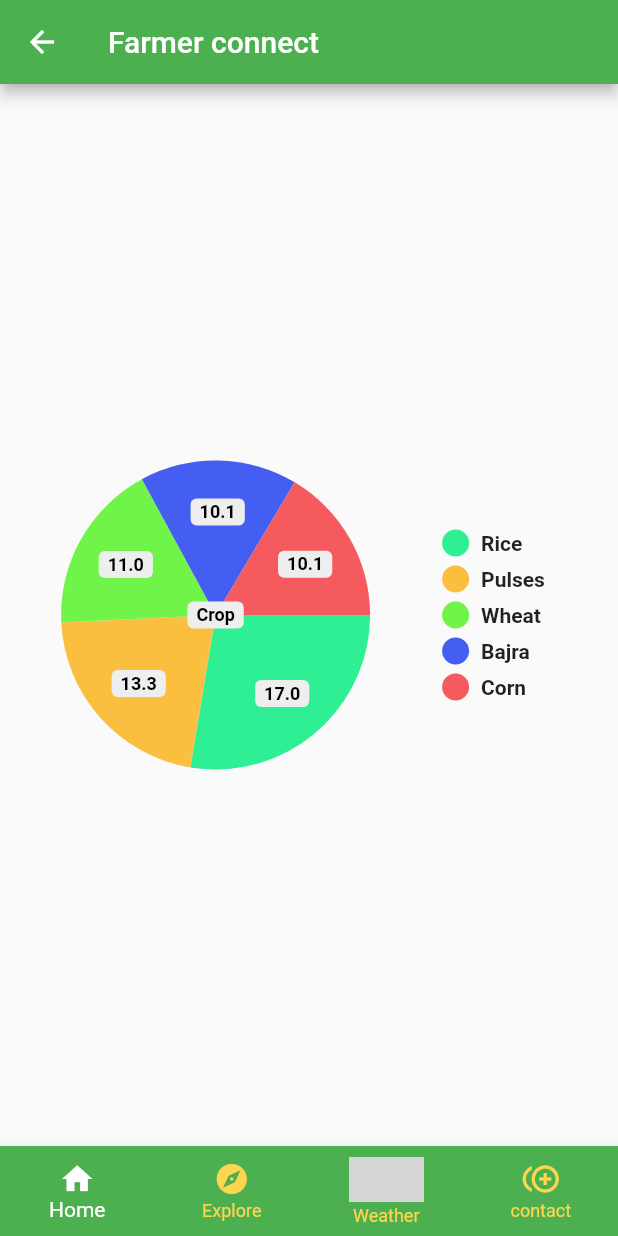
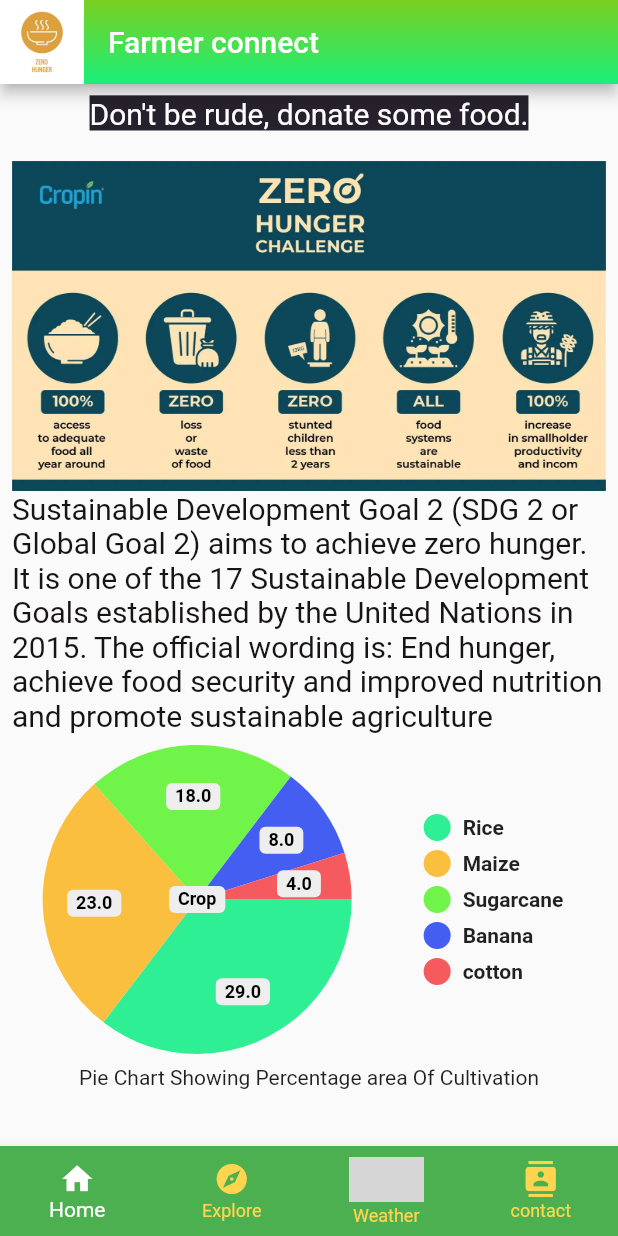
Before and after one commit to siddiquimohdhammad/Hackathon-Algorithm, a Flutter app: the screen it shows after launch, after a tap on the "done" icon, on a phone screen of 412 x 824 dp. Run offline on Flutter 3.47's test engine with Material 2 defaults, Android fonts, the phone set to English and light mode, and no system bars; drawn by our look-alikes of pie_chart; our stand-ins replace cloud_firestore, firebase_core, geolocator; accounts and stored records are empty; network calls fail; grey boxes are pictures that could not be loaded.

Commit message:
Added home

```diff
--- a/lib/Explore/crops.dart
+++ b/lib/Explore/crops.dart
@@ -50,7 +50,7 @@ class _cropsState extends State<crops> {
               ),
             ],
           ),
-          title: Text('Fertilizers'),
+          title: Text('Crops'),
 
         ),
         body: TabBarView(children: [
--- /dev/null
+++ b/lib/Weather/api.dart
@@ -0,0 +1,104 @@
+import 'package:flutter/material.dart';
+import 'package:http/http.dart' as http;
+import 'dart:convert';
+import 'package:geolocator/geolocator.dart';
+
+class WeatherWidget extends StatefulWidget {
+  @override
+  _WeatherWidgetState createState() => _WeatherWidgetState();
+}
+
+class _WeatherWidgetState extends State<WeatherWidget> {
+  var temperature = '';
+
+  @override
+  void initState() {
+    super.initState();
+    getCurrentTemperature();
+  }
+
+  void getCurrentTemperature() async {
+    try {
+      Position position = await Geolocator.getCurrentPosition();
+      var apiKey = 'da6bda269b58771cea8ab99ed590bc1c';
+      var lat = position.latitude;
+      var lon = position.longitude;
+      var apiUrl = 'api.openweathermap.org/data/2.5/forecast/daily?lat=44.34&lon=10.99&cnt=7&appid={API key}';
+      http.Response response = await http.get(Uri.parse(apiUrl));
+      var jsonResponse = jsonDecode(response.body);
+      setState(() {
+        temperature = jsonResponse['list']['temp'].toStringAsFixed(1);
+      });
+    } catch (e) {
+      print(e);
+    }
+  }
+
+  @override
+  Widget build(BuildContext context) {
+    return Scaffold(
+      appBar: AppBar(
+        title: Text('Current Temperature'),
+      ),
+      body: Center(
+        child: Text(
+          '$temperature°C',
+          style: TextStyle(fontSize: 40),
+        ),
+      ),
+    );
+  }
+}
+
+
+// import 'package:flutter/material.dart';
+// import 'package:http/http.dart' as http;
+// import 'dart:convert';
+// import 'package:geolocator/geolocator.dart';
+
+// class WeatherWidget extends StatefulWidget {
+//   @override
+//   _WeatherWidgetState createState() => _WeatherWidgetState();
+// }
+
+// class _WeatherWidgetState extends State<WeatherWidget> {
+//   var temperature = '';
+
+//   @override
+//   void initState() {
+//     super.initState();
+//     getCurrentTemperature();
+//   }
+
+//   void getCurrentTemperature() async {
+//     try {
+//       Position position = await Geolocator.getCurrentPosition();
+//       var apiKey = 'da6bda269b58771cea8ab99ed590bc1c';
+//       var lat = position.latitude;
+//       var lon = position.longitude;
+//       var apiUrl = 'https://api.openweathermap.org/data/2.5/weather?lat={lat}&lon={lon}&appid={da6bda269b58771cea8ab99ed590bc1c}';
+//       http.Response response = await http.get(Uri.parse(apiUrl));
+//       var jsonResponse = jsonDecode(response.body);
+//       setState(() {
+//         temperature = jsonResponse['main']['temp'].toStringAsFixed(1);
+//       });
+//     } catch (e) {
+//       print(e);
+//     }
+//   }
+
+//   @override
+//   Widget build(BuildContext context) {
+//     return Scaffold(
+//       appBar: AppBar(
+//         title: Text('Current Temperature'),
+//       ),
+//       body: Center(
+//         child: Text(
+//           '$temperature°C',
+//           style: TextStyle(fontSize: 40),
+//         ),
+//       ),
+//     );
+//   }
+// }
--- a/lib/explore.dart
+++ b/lib/explore.dart
@@ -58,7 +58,7 @@ class _ExploreState extends State<Explore> {
             child: Container(
               alignment: Alignment.center,
               child: Text(
-                "Soil ",
+                "Crop ",
                 style: TextStyle(fontSize: 35),
               ),
               height: height * 0.13,
@@ -72,37 +72,8 @@ class _ExploreState extends State<Explore> {
               ),
             ),
           ),
-          SizedBox(
-            height: height * 0.02,
-          ),
-          InkWell(
-            onTap: () {
-              // Navigator.push(context,
-                  // MaterialPageRoute(builder: (context) => Fertilizer()));
-            },
-            child: InkWell(
-              onTap: () {
-              Navigator.push(context,
-                  MaterialPageRoute(builder: (context) => Fertilizer()));
-            },
-              child: Container(
-                alignment: Alignment.center,
-                child: Text(
-                  "crop",
-                  style: TextStyle(fontSize: 35),
-                ),
-                height: height * 0.13,
-                decoration: BoxDecoration(
-                  gradient: LinearGradient(colors: [
-                    Color.fromARGB(255, 189, 255, 7),
-                    Colors.green.shade200,
-                  ]),
-                  color: Colors.brown,
-                  borderRadius: BorderRadius.circular(20),
-                ),
-              ),
-            ),
-          ),
+
+
         ]),
       ),
     );
--- a/lib/home.dart
+++ b/lib/home.dart
@@ -13,11 +13,11 @@ class homeScreen extends StatefulWidget {
 class _homeScreenState extends State<homeScreen> {
   int choiceIndex = 1;
   Map<String, double> dataMap = {
-    "Rice": 17,
-    "Pulses": 13.3,
-    "Wheat": 11,
-    "Bajra": 10.14,
-    "Corn": 10.12,
+    "Rice": 29,
+    "Maize": 23,
+    "Sugarcane": 18,
+    "Banana": 8,
+    "cotton": 4,
   };
 
   List<Color> colorlist = [
@@ -31,16 +31,55 @@ class _homeScreenState extends State<homeScreen> {
   Widget build(BuildContext context) {
     return Scaffold(
       appBar: AppBar(
+        leading: Image.asset(
+            "assets/images/zero2.jpg",
+            scale: 3,
+            // width: 10,
+            // height: 50,
+          ),
         backgroundColor: Colors.green.shade500,
         title: Text('Farmer connect'),
+         flexibleSpace: Container(
+      decoration: const BoxDecoration(
+        gradient: LinearGradient(
+          begin: Alignment.topCenter,
+          end: Alignment.bottomCenter,
+          colors: <Color>[Color.fromARGB(255, 123, 208, 33), Color.fromARGB(255, 25, 239, 121)]),
+      ),
+    ),
       ),
 
 
-      body: PieChart(
-        dataMap: dataMap,
-        colorList: colorlist,
-        chartRadius: MediaQuery.of(context).size.width / 2,
-        centerText: "Crop",
+      body: Padding(
+        padding: const EdgeInsets.all(8.0),
+        child: SingleChildScrollView(
+          child: Column(
+            children: [
+
+            Text("Don't be rude, donate some food.",
+            style: TextStyle(backgroundColor: Color.fromARGB(255, 39, 33, 45),
+            fontSize: (20),
+            color: Colors.white
+            ),
+            ),
+            SizedBox(height: 20,width: 80,),
+            Image.asset('assets/images/zero_hunger.jpg'),
+            Text("Sustainable Development Goal 2 (SDG 2 or Global Goal 2) aims to achieve zero hunger. It is one of the 17 Sustainable Development Goals established by the United Nations in 2015. The official wording is: End hunger, achieve food security and improved nutrition and promote sustainable agriculture",
+            style: TextStyle(
+            fontSize: (20),
+            color: Color.fromARGB(255, 23, 20, 20)
+            ),
+            ),
+              PieChart(
+                dataMap: dataMap,
+                colorList: colorlist,
+                chartRadius: MediaQuery.of(context).size.width / 2,
+                centerText: "Crop",
+              ),
+              Text('Pie Chart Showing Percentage area Of Cultivation'),
+            ],
+          ),
+        ),
       ),
     );
   }
--- a/lib/navbar.dart
+++ b/lib/navbar.dart
@@ -5,6 +5,7 @@ import 'package:farmerconnect/weather.dart';
 import 'package:flutter/material.dart';
 import 'package:flutter/src/foundation/key.dart';
 import 'package:flutter/src/widgets/framework.dart';
+import 'Weather/api.dart';
 
 import 'contact.dart';
 import 'home.dart';
@@ -21,7 +22,7 @@ class _bottomNavState extends State<navBar> {
   final screen = [
     homeScreen(),
     Explore(),
-    wetaherReport(),
+    WeatherWidget(),
     conatctUs(),
   ];
   @override
@@ -57,7 +58,7 @@ class _bottomNavState extends State<navBar> {
               label: 'Weather',
             ),
             BottomNavigationBarItem(
-              icon: Icon(Icons.control_point_duplicate),
+              icon: Icon(Icons.contacts),
               label: 'contact',
             ),
           ]),
--- a/pubspec.yaml
+++ b/pubspec.yaml
@@ -27,6 +27,7 @@ environment:
 # the latest version available on pub.dev. To see which dependencies have newer
 # versions available, run `flutter pub outdated`.
 dependencies:
+  geolocator: ^9.0.2
   flutter:
     sdk: flutter
   dio: ^5.0.1
```
Also changed, not shown: lib/Explore/rice.dart (+10 -11 lines), lib/Weather/api_key.dart (deleted, +0 -21 lines), assets/images/blackrice.jpg (added), assets/images/kolam.jpg (added), assets/images/zero2.jpg (added), pubspec.lock, 5 other files.
